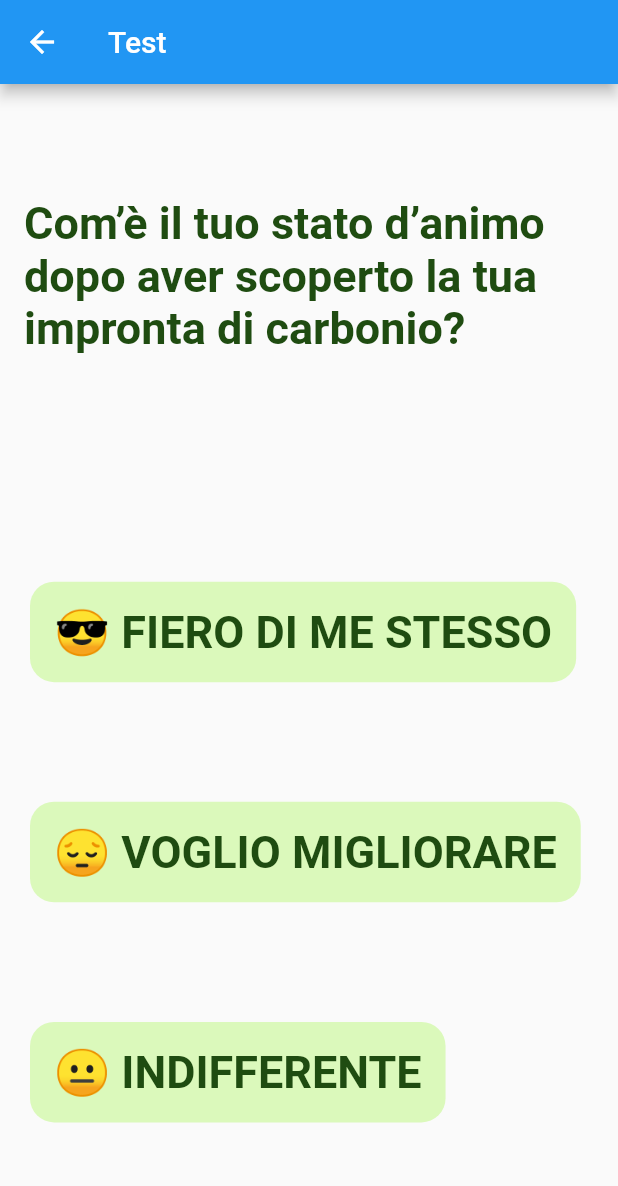
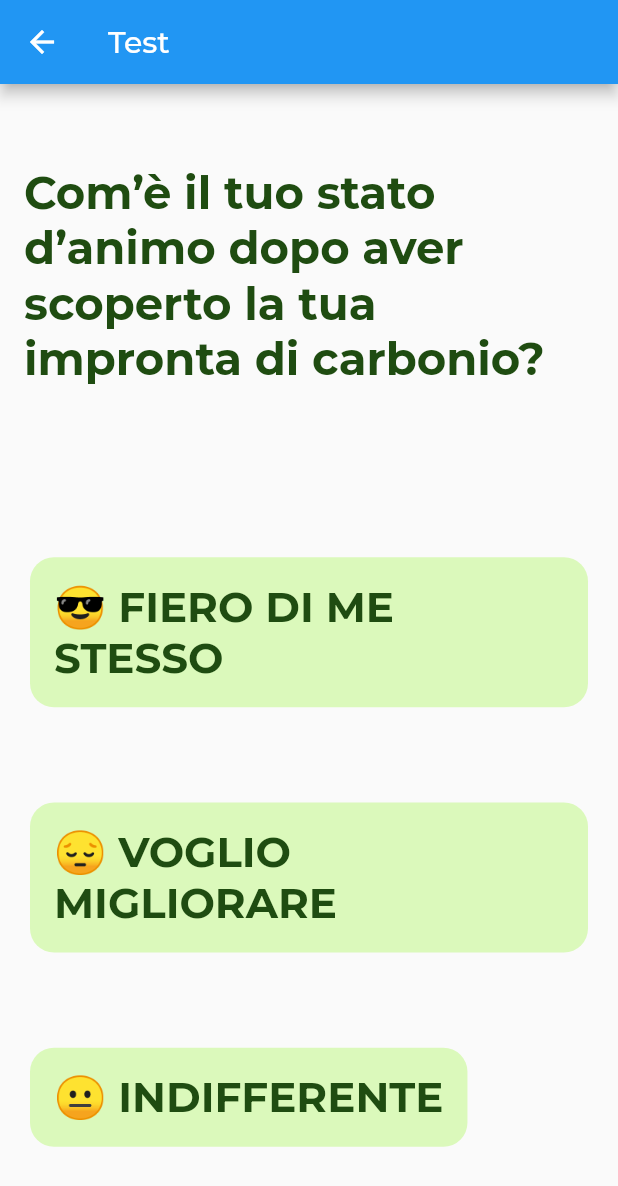
Before and after one commit to veetaw/CarbonSense-IUM, a Flutter app: the Forum screen opened directly, on a phone screen of 412 x 824 dp. Shown: the top 1186 px of the screen. Run offline on Flutter 3.47's test engine with Material 2 defaults, Android fonts, the phone set to English and light mode, and no system bars; our stand-ins replace google_fonts.

Commit message:
Update forum screen

```diff
--- a/lib/screens/forum.dart
+++ b/lib/screens/forum.dart
@@ -1,5 +1,6 @@
 import 'package:carbonsense/theme/constants/colors.dart';
 import 'package:flutter/material.dart';
+import 'package:google_fonts/google_fonts.dart';
 
 class Forum extends StatelessWidget {
   const Forum({super.key});
@@ -8,18 +9,18 @@ class Forum extends StatelessWidget {
   Widget build(BuildContext context) {
     return Scaffold(
       appBar: AppBar(
-        title: const Text("Test"),
+        title: Text("Test", style: GoogleFonts.montserrat()),
       ),
       body: Column(
         crossAxisAlignment: CrossAxisAlignment.start,
         children: [
-          const Expanded(
+          Expanded(
             child: Center(
               child: Padding(
-                padding: EdgeInsets.all(16),
+                padding: const EdgeInsets.all(16),
                 child: Text(
                   "Com’è il tuo stato d’animo dopo aver scoperto la tua impronta di carbonio?",
-                  style: TextStyle(
+                  style: GoogleFonts.montserrat(
                     fontWeight: FontWeight.bold,
                     fontSize: 30,
                     color: kDarkGreen,
@@ -60,9 +61,9 @@ class Forum extends StatelessWidget {
           padding: const EdgeInsets.all(16),
           child: Text(
             text,
-            style: const TextStyle(
+            style: GoogleFonts.montserrat(
               fontWeight: FontWeight.bold,
-              fontSize: 30,
+              fontSize: 28,
               color: kDarkGreen,
             ),
           ),
```
